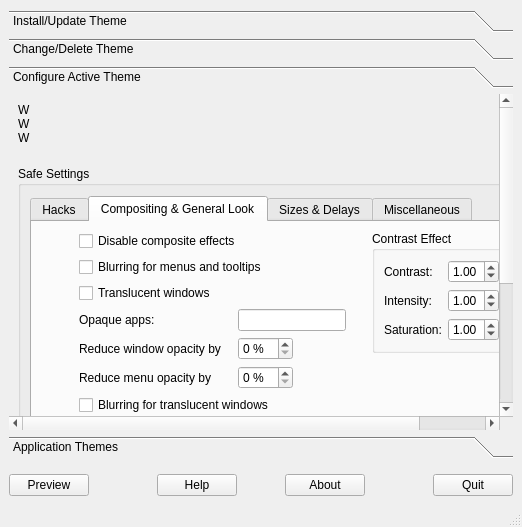
Qt form Kvantum/kvantummanager/kvantummanager.ui (tsujan/Kvantum) before a commit.
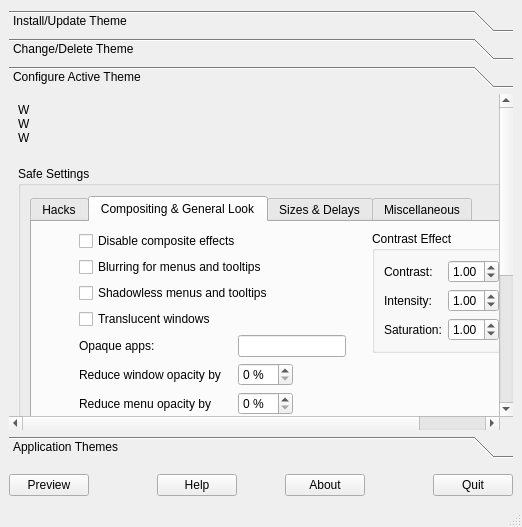
The same form after that commit. The open tabs and pages were chosen to show the change. Custom widgets are drawn as their Qt base class.

```diff
--- a/Kvantum/kvantummanager/kvantummanager.ui
+++ b/Kvantum/kvantummanager/kvantummanager.ui
@@ -889,6 +889,19 @@
                 </widget>
                </item>
                <item row="2" column="1" colspan="3">
+                <widget class="QCheckBox" name="checkBoxShadowlessPopup">
+                 <property name="toolTip">
+                  <string>Do not draw shadows for menus and tooltips.
+
+This may be useful under DEs that give
+shadow to menus and tooltips.</string>
+                 </property>
+                 <property name="text">
+                  <string>Shadowless menus and tooltips</string>
+                 </property>
+                </widget>
+               </item>
+               <item row="3" column="1" colspan="3">
                 <widget class="QCheckBox" name="checkBoxTrans">
                  <property name="toolTip">
                   <string>Has effect only when there is a translucent SVG background
@@ -899,7 +912,7 @@
                  </property>
                 </widget>
                </item>
-               <item row="3" column="1">
+               <item row="4" column="1">
                 <widget class="QLabel" name="opaqueLabel">
                  <property name="toolTip">
                   <string>A comma-separated list of executables,
@@ -913,7 +926,7 @@
                  </property>
                 </widget>
                </item>
-               <item row="3" column="2">
+               <item row="4" column="2">
                 <spacer name="horizontalSpacerOpaque">
                  <property name="orientation">
                   <enum>Qt::Horizontal</enum>
@@ -929,7 +942,7 @@
                  </property>
                 </spacer>
                </item>
-               <item row="3" column="3">
+               <item row="4" column="3">
                 <widget class="QLineEdit" name="opaqueEdit">
                  <property name="toolTip">
                   <string>A comma-separated list of executables,
@@ -940,7 +953,7 @@
                  </property>
                 </widget>
                </item>
-               <item row="3" column="4">
+               <item row="4" column="4">
                 <spacer name="horizontalSpacer">
                  <property name="orientation">
                   <enum>Qt::Horizontal</enum>
@@ -956,7 +969,7 @@
                  </property>
                 </spacer>
                </item>
-               <item row="4" column="1" alignment="Qt::AlignLeft">
+               <item row="5" column="1" alignment="Qt::AlignLeft">
                 <widget class="QLabel" name="reduceOpacityLabel">
                  <property name="toolTip">
                   <string>This will reduce the window opacity
@@ -970,7 +983,7 @@
                  </property>
                 </widget>
                </item>
-               <item row="4" column="2">
+               <item row="5" column="2">
                 <spacer name="horizontalSpacerWinOpacity">
                  <property name="orientation">
                   <enum>Qt::Horizontal</enum>
@@ -986,7 +999,7 @@
                  </property>
                 </spacer>
                </item>
-               <item row="4" column="3" alignment="Qt::AlignLeft">
+               <item row="5" column="3" alignment="Qt::AlignLeft">
                 <widget class="QSpinBox" name="spinReduceOpacity">
                  <property name="toolTip">
                   <string>This will reduce the window opacity
@@ -1003,14 +1016,14 @@
                  </property>
                 </widget>
                </item>
-               <item row="5" column="1" alignment="Qt::AlignLeft">
+               <item row="6" column="1" alignment="Qt::AlignLeft">
                 <widget class="QLabel" name="reduceMenuOpacityLabel">
                  <property name="text">
                   <string>Reduce menu opacity by</string>
                  </property>
                 </widget>
                </item>
-               <item row="5" column="2">
+               <item row="6" column="2">
                 <spacer name="horizontalSpacerMenuOpacity">
                  <property name="orientation">
                   <enum>Qt::Horizontal</enum>
@@ -1026,7 +1039,7 @@
                  </property>
                 </spacer>
                </item>
-               <item row="5" column="3" alignment="Qt::AlignLeft">
+               <item row="6" column="3" alignment="Qt::AlignLeft">
                 <widget class="QSpinBox" name="spinReduceMenuOpacity">
                  <property name="suffix">
                   <string> %</string>
@@ -1036,7 +1049,7 @@
                  </property>
                 </widget>
                </item>
-               <item row="6" column="1" colspan="3">
+               <item row="7" column="1" colspan="3">
                 <widget class="QCheckBox" name="checkBoxBlurWindow">
                  <property name="toolTip">
                   <string>Needs KDE blur effect, a graphic card
@@ -1048,7 +1061,7 @@
                  </property>
                 </widget>
                </item>
-               <item row="6" column="0">
+               <item row="7" column="0">
                 <spacer name="horizontalSpacer_5">
                  <property name="orientation">
                   <enum>Qt::Horizontal</enum>
@@ -1061,7 +1074,7 @@
                  </property>
                 </spacer>
                </item>
-               <item row="7" column="1" colspan="3">
+               <item row="8" column="1" colspan="3">
                 <widget class="QCheckBox" name="checkBoxAnimation">
                  <property name="toolTip">
                   <string>A 200ms fading animation when the state of
@@ -1075,7 +1088,7 @@
                  </property>
                 </widget>
                </item>
-               <item row="8" column="1" colspan="3">
+               <item row="9" column="1" colspan="3">
                 <widget class="QCheckBox" name="checkBoxPattern">
                  <property name="toolTip">
                   <string>Check this to remove all window/dialog tiling patterns!
@@ -1086,7 +1099,7 @@
                  </property>
                 </widget>
                </item>
-               <item row="9" column="1" colspan="3">
+               <item row="10" column="1" colspan="3">
                 <widget class="QCheckBox" name="checkBoxInactiveness">
                  <property name="toolTip">
                   <string>Use the same colors and shapes with active and inactive
@@ -1097,7 +1110,7 @@
                  </property>
                 </widget>
                </item>
-               <item row="10" column="1" colspan="3">
+               <item row="11" column="1" colspan="3">
                 <widget class="QCheckBox" name="checkBoxTransient">
                  <property name="toolTip">
                   <string>Make scrollbars transient!
@@ -1111,7 +1124,7 @@
                  </property>
                 </widget>
                </item>
-               <item row="11" column="1" colspan="3">
+               <item row="12" column="1" colspan="3">
                 <widget class="QCheckBox" name="checkBoxTransientGroove">
                  <property name="enabled">
                   <bool>false</bool>
```
